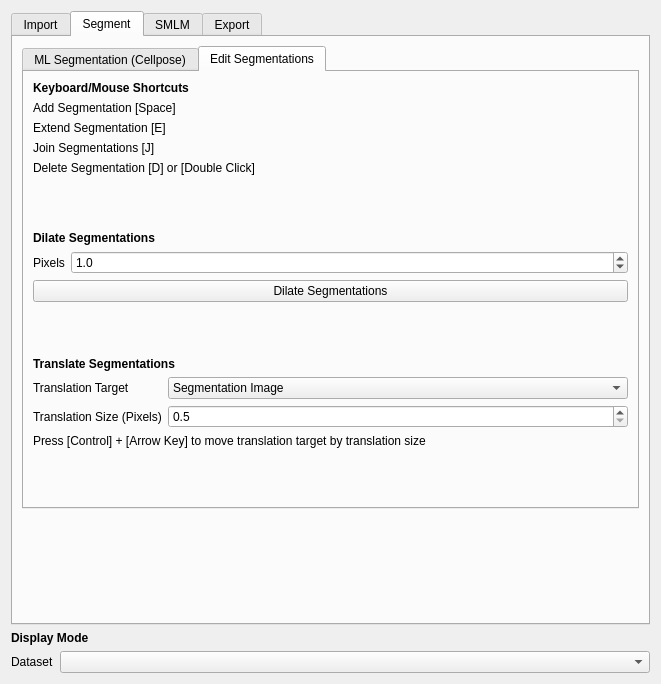
The window that src/moltrack/GUI/widget_ui.ui (piedrro/napari-moltrack) describes before a commit, drawn with Qt 5.
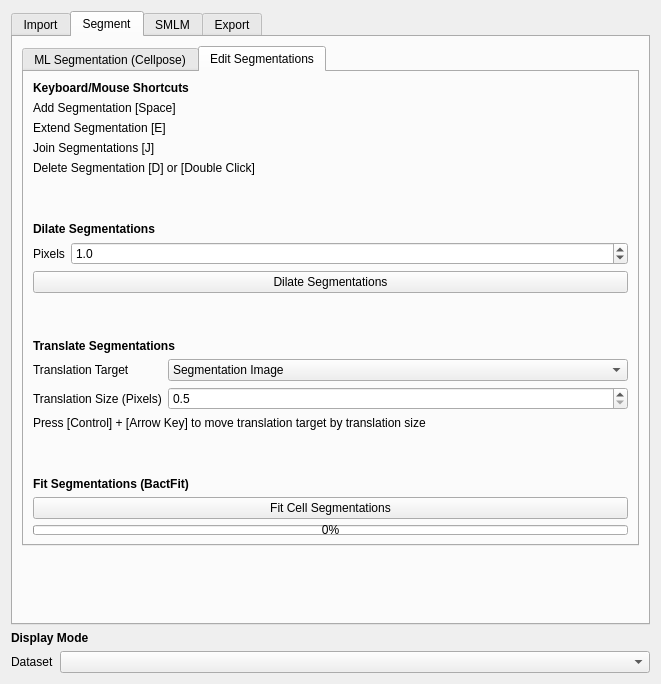
The same window after the commit. The open tabs and pages were chosen to show the change.

What changed in the file:
```diff
--- a/src/moltrack/GUI/widget_ui.ui
+++ b/src/moltrack/GUI/widget_ui.ui
@@ -1002,6 +1002,51 @@
              </property>
             </spacer>
            </item>
+           <item>
+            <widget class="QLabel" name="label_133">
+             <property name="font">
+              <font>
+               <weight>75</weight>
+               <bold>true</bold>
+              </font>
+             </property>
+             <property name="text">
+              <string>Fit Segmentations (BactFit)</string>
+             </property>
+            </widget>
+           </item>
+           <item>
+            <widget class="QPushButton" name="fit_segmentations">
+             <property name="text">
+              <string>Fit Cell Segmentations</string>
+             </property>
+            </widget>
+           </item>
+           <item>
+            <widget class="QProgressBar" name="bactfit_progressbar">
+             <property name="sizePolicy">
+              <sizepolicy hsizetype="Minimum" vsizetype="Minimum">
+               <horstretch>0</horstretch>
+               <verstretch>0</verstretch>
+              </sizepolicy>
+             </property>
+             <property name="minimumSize">
+              <size>
+               <width>0</width>
+               <height>0</height>
+              </size>
+             </property>
+             <property name="maximumSize">
+              <size>
+               <width>16777215</width>
+               <height>10</height>
+              </size>
+             </property>
+             <property name="value">
+              <number>0</number>
+             </property>
+            </widget>
+           </item>
           </layout>
          </widget>
         </widget>
```
Left out of the diff: 2 changed lines with no effect on the pictures.
